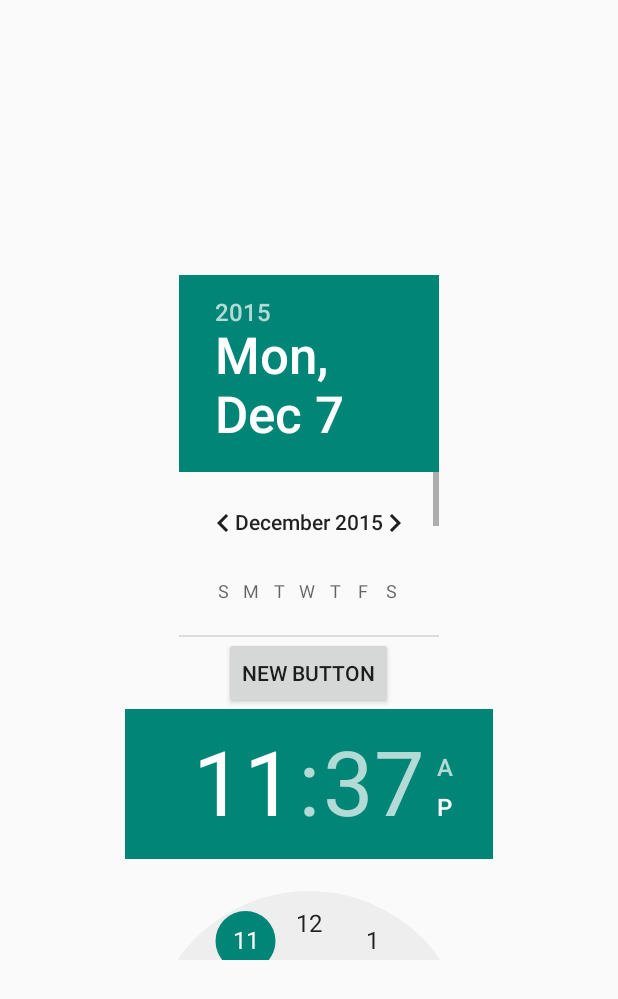
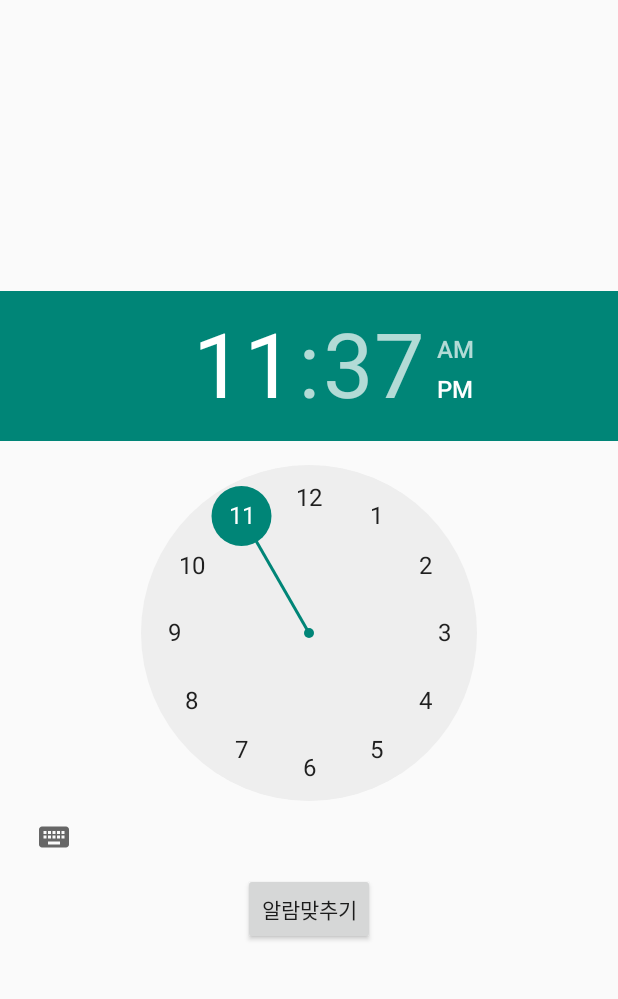
Before and after one commit to sophia1023/SafeReturn, an Android app: the NotificationActivity screen opened directly, with no data from a screen before it, on a phone screen of 412 x 824 dp. Shown: the top 999 px of the screen. Run offline under Robolectric (Android 15) with nearby library versions, the phone set to English and light mode, and no system bars.

Commit message:
Notification 1차 완성

```diff
--- a/app/src/main/java/com/jh/safereturn/MainActivity.java
+++ b/app/src/main/java/com/jh/safereturn/MainActivity.java
@@ -100,8 +100,8 @@ public class MainActivity extends AppCompatActivity implements SensorEventListen
                     startActivity(locationIntent);
                     break;
                 case 3:
-                    Intent myIntent = new Intent(MainActivity.this, LocationSMS.class);
-                    startActivity(myIntent);
+                    Intent notifyIntent = new Intent(MainActivity.this, NotificationActivity.class);
+                    startActivity(notifyIntent);
                     break;
                 case 4:
                     getSupportFragmentManager().beginTransaction().replace(R.id.fragment_place, homeFr).commit();
--- a/app/src/main/java/com/jh/safereturn/NotificationActivity.java
+++ b/app/src/main/java/com/jh/safereturn/NotificationActivity.java
@@ -7,29 +7,25 @@ import android.app.PendingIntent;
 import android.content.Context;
 import android.content.Intent;
 import android.os.Bundle;
-import android.os.Vibrator;
 import android.view.View;
 import android.widget.Button;
 import android.widget.DatePicker;
 import android.widget.TimePicker;
-import android.widget.Toast;
 
 import java.util.Calendar;
-import java.util.GregorianCalendar;
 
 
 /**
  * Created by Jiyoung on 2015-12-07.
  */
 public class NotificationActivity extends Activity {
-    private AlarmManager mManager;
+    private AlarmManager aManager;
     // 설정 일시
-    private GregorianCalendar mCalendar;
+   // private GregorianCalendar mCalendar;
     //일자 설정 클래스
     DatePicker mDate;
     //시작 설정 클래스
     TimePicker mTime;
-
 
     NotificationManager mNotification;
 
@@ -39,54 +35,38 @@ public class NotificationActivity extends Activity {
 
         //통지 매니저를 취득
         mNotification = (NotificationManager)getSystemService(NOTIFICATION_SERVICE);
-
         //알람 매니저를 취득
-        mManager = (AlarmManager)getSystemService(Context.ALARM_SERVICE);
+        aManager = (AlarmManager)getSystemService(Context.ALARM_SERVICE);
         //현재 시각을 취득
-        mCalendar = new GregorianCalendar();
+        //mCalendar = new GregorianCalendar();
+        mTime = (TimePicker)findViewById(R.id.timePicker);
 
         Button b = (Button)findViewById(R.id.btnAlaram);
         b.setOnClickListener (new View.OnClickListener() {
-
             public void onClick (View v) {
-
-                mTime = (TimePicker)findViewById(R.id.timePicker);
-
                 setAlarm();
-
-
             }
         });
 
         //일시 설정 클래스로 현재 시각을 설정
-        mDate = (DatePicker)findViewById(R.id.datePicker);
+        //mDate = (DatePicker)findViewById(R.id.datePicker);
         // mDate.init(mCalendar.YEAR, mCalendar.get(Calendar.MONTH), mCalendar.get(Calendar.DAY_OF_MONTH), this);
-
     }
 
     //알람의 설정
     private void setAlarm() {
-        mManager = (AlarmManager)getSystemService(Context.ALARM_SERVICE);
-        Intent intent = new Intent(NotificationActivity.this, AlarmReceiver.class);
-        // PendingIntent pIntent= PendingIntent.getService(CB_Home.this, 0, new Intent(CB_Home.this, AlarmReceive.class),0);
         Calendar calendar = Calendar.getInstance();
         int hour = mTime.getCurrentHour();
         int minute = mTime.getCurrentMinute();
 
-        mCalendar.setTimeInMillis(System.currentTimeMillis());
-        mCalendar.set(Calendar.SECOND,0);
-        mCalendar.set(Calendar.MILLISECOND,0);
-        mCalendar.set(mDate.getYear(), mDate.getMonth(), mDate.getDayOfMonth(),hour,minute);
+        calendar.setTimeInMillis(System.currentTimeMillis());
+        calendar.set(Calendar.SECOND,0);
+        calendar.set(Calendar.MILLISECOND,0);
+        calendar.set(Calendar.YEAR, calendar.MONTH,calendar.DAY_OF_MONTH,hour,minute);
 
-        mManager.set(AlarmManager.RTC_WAKEUP, mCalendar.getTimeInMillis(), pendingIntent());
-
-
-    }
-
-    //알람의 설정 시각에 발생하는 인텐트 작성
-    private PendingIntent pendingIntent() {
-        Intent i = new Intent(this, AlarmReceiver.class);
-        PendingIntent pi = PendingIntent.getBroadcast(this, 0, i, 0);
-        return pi;
+        Intent intent = new Intent(NotificationActivity.this, MyReceiver.class);
+        PendingIntent pIntent= PendingIntent.getBroadcast(NotificationActivity.this, 0, intent,0);
+        aManager = (AlarmManager)getSystemService(Context.ALARM_SERVICE);
+        aManager.set(AlarmManager.RTC, calendar.getTimeInMillis(), pIntent);
     }
 }
--- a/app/src/main/res/layout/activity_main.xml
+++ b/app/src/main/res/layout/activity_main.xml
@@ -23,7 +23,8 @@
             android:choiceMode="singleChoice"
             android:divider="@android:color/transparent"
             android:dividerHeight="0dp"
-            android:background="#A4E7FF"/>
+            android:background="#A4E7FF"
+            android:textSize="20dp" />
 
     </android.support.v4.widget.DrawerLayout>
     </LinearLayout>
--- a/app/src/main/res/layout/activity_notification.xml
+++ b/app/src/main/res/layout/activity_notification.xml
@@ -4,20 +4,21 @@
     android:layout_height="match_parent"
     android:gravity="center">
 
-    <DatePicker
-        android:layout_width="173dp"
-        android:layout_height="241dp"
-        android:id="@+id/datePicker" />
+   <!-- <DatePicker
+        android:layout_width="wrap_content"
+        android:layout_height="136dp"
+        android:id="@+id/datePicker" />-->
+
+    <TimePicker
+        android:layout_width="wrap_content"
+        android:layout_height="wrap_content"
+        android:id="@+id/timePicker" />
 
     <Button
         android:layout_width="wrap_content"
         android:layout_height="wrap_content"
-        android:text="New Button"
-        android:id="@+id/btnAlaram" />
-
-    <TimePicker
-        android:layout_width="245dp"
-        android:layout_height="167dp"
-        android:id="@+id/timePicker" />
+        android:text="알람맞추기"
+        android:id="@+id/btnAlaram"
+        android:layout_gravity="center_horizontal" />
 
 </LinearLayout>
```
Also changed, not shown: app/src/main/AndroidManifest.xml (+7 -1 lines), app/src/main/java/com/jh/safereturn/AlarmReceiver.java (+42 -8 lines), app/src/main/java/com/jh/safereturn/MyReceiver.java (added, +16 -0 lines).
